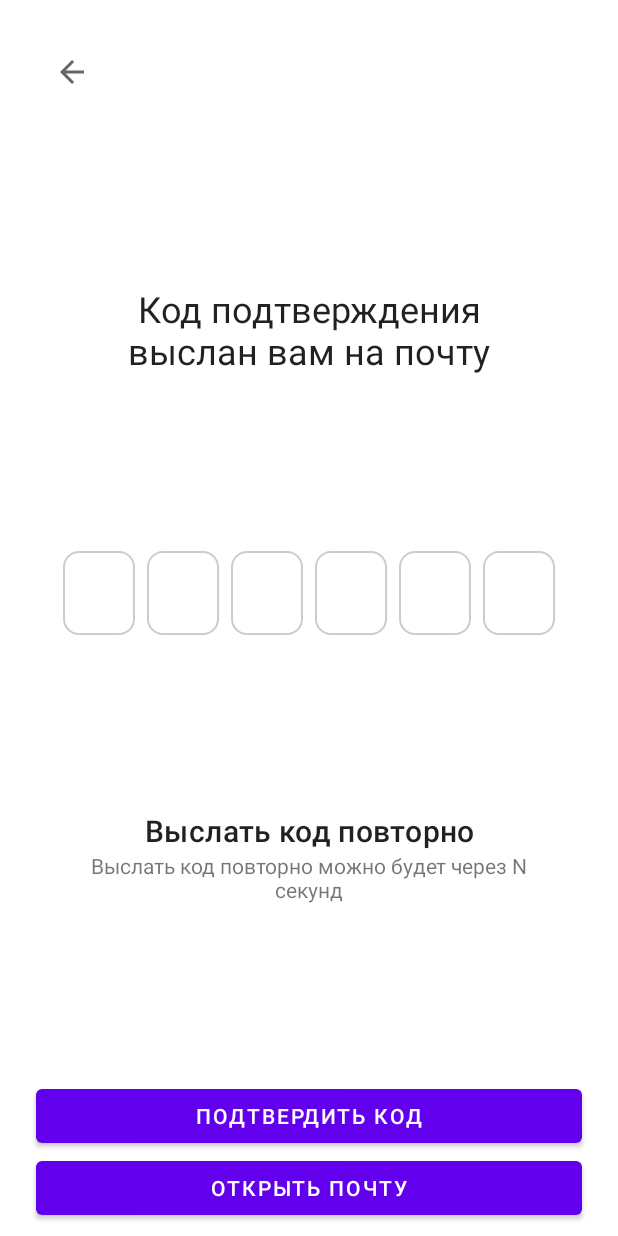
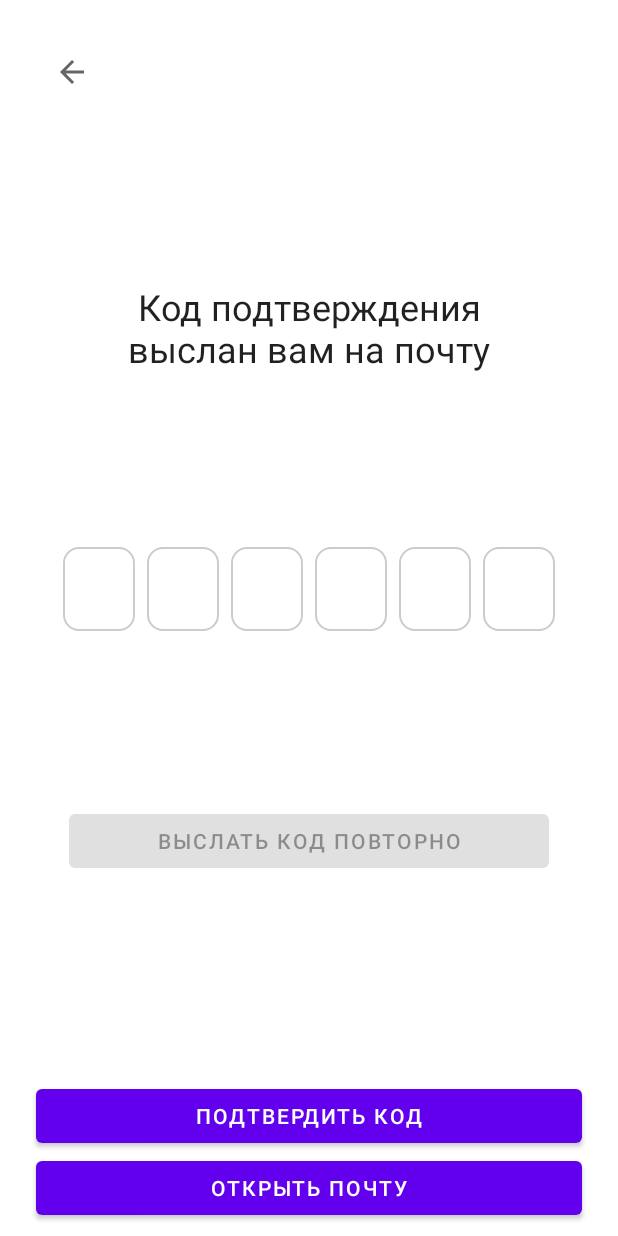
Before and after one commit to geaned/first-android-app, an Android app: the layout fragment_email_confirmation.xml on its own in the app's theme, with its tools: preview values and no code run, on a phone screen of 412 x 824 dp. Run offline under Robolectric (Android 15) with nearby library versions, the phone set to English and light mode, and no system bars.

Commit message:
Resend code timer implemented

```diff
--- a/app/src/main/java/com/georgiyangeni/firstandroidapp/ui/onboarding/OnboardingAdapterDelegates.kt
+++ b/app/src/main/java/com/georgiyangeni/firstandroidapp/ui/onboarding/OnboardingAdapterDelegates.kt
@@ -1,4 +1,4 @@
-package com.georgiyangeni.firstandroidapp
+package com.georgiyangeni.firstandroidapp.ui.onboarding
 
 import com.georgiyangeni.firstandroidapp.databinding.ItemOnboardingTextBinding
 import com.hannesdorfmann.adapterdelegates4.dsl.adapterDelegateViewBinding
--- a/app/src/main/java/com/georgiyangeni/firstandroidapp/ui/onboarding/OnboardingFragment.kt
+++ b/app/src/main/java/com/georgiyangeni/firstandroidapp/ui/onboarding/OnboardingFragment.kt
@@ -2,9 +2,6 @@ package com.georgiyangeni.firstandroidapp.ui.onboarding
 
 import android.app.Activity
 import android.os.Bundle
-import android.util.Log
-import android.view.DragEvent
-import android.view.MotionEvent
 import android.view.View
 import androidx.fragment.app.Fragment
 import androidx.navigation.fragment.findNavController
@@ -14,7 +11,7 @@ import androidx.viewpager2.widget.ViewPager2
 import by.kirich1409.viewbindingdelegate.viewBinding
 import com.georgiyangeni.firstandroidapp.R
 import com.georgiyangeni.firstandroidapp.databinding.FragmentOnboardingBinding
-import com.georgiyangeni.firstandroidapp.onboardingTextAdapterDelegate
+import com.georgiyangeni.firstandroidapp.ui.onboarding.onboardingTextAdapterDelegate
 import com.google.android.exoplayer2.ExoPlayer
 import com.google.android.exoplayer2.MediaItem
 import com.google.android.exoplayer2.Player
@@ -25,7 +22,6 @@ import com.hannesdorfmann.adapterdelegates4.ListDelegationAdapter
 import dev.chrisbanes.insetter.applyInsetter
 import timber.log.Timber
 import java.util.*
-import kotlin.concurrent.timer
 
 class OnboardingFragment : Fragment(R.layout.fragment_onboarding) {
 
--- a/app/src/main/java/com/georgiyangeni/firstandroidapp/ui/signup/SignUpFragment.kt
+++ b/app/src/main/java/com/georgiyangeni/firstandroidapp/ui/signup/SignUpFragment.kt
@@ -34,8 +34,10 @@ import kotlinx.coroutines.flow.collect
 
 @AndroidEntryPoint
 class SignUpFragment : BaseFragment(R.layout.fragment_sign_up) {
+
+    private val viewBinding by viewBinding(FragmentSignUpBinding::bind)
+
     private val viewModel: SignUpViewModel by viewModels()
-    private val viewBinding by viewBinding(FragmentSignUpBinding::bind)
 
     override fun onCreate(savedInstanceState: Bundle?) {
         super.onCreate(savedInstanceState)
--- a/app/src/main/res/layout/fragment_email_confirmation.xml
+++ b/app/src/main/res/layout/fragment_email_confirmation.xml
@@ -46,13 +46,12 @@
         app:layout_constraintTop_toBottomOf="@id/codeVerificationTextBlock"
         app:layout_constraintBottom_toTopOf="@id/emailConfirmationButtons">
 
-        <TextView
-            android:id="@+id/resendConfirmationCodeLink"
+        <Button
+            android:id="@+id/resendConfirmationCodeLinkButton"
             android:layout_width="320dp"
             android:layout_height="wrap_content"
             android:text="@string/resend_confirmation_code_template"
-            android:textAlignment="center"
-            android:textAppearance="@style/TextAppearance.MaterialComponents.Headline6"
+            android:enabled="false"
             app:layout_constraintStart_toStartOf="parent"
             app:layout_constraintEnd_toEndOf="parent"
             app:layout_constraintTop_toTopOf="parent"
@@ -62,11 +61,10 @@
             android:id="@+id/resendConfirmationCodeTimer"
             android:layout_width="320dp"
             android:layout_height="wrap_content"
-            android:text="@string/resend_confirmation_code_timer_template"
             android:textAlignment="center"
             app:layout_constraintStart_toStartOf="parent"
             app:layout_constraintEnd_toEndOf="parent"
-            app:layout_constraintTop_toBottomOf="@id/resendConfirmationCodeLink"
+            app:layout_constraintTop_toBottomOf="@id/resendConfirmationCodeLinkButton"
             app:layout_constraintBottom_toBottomOf="parent" />
 
     </androidx.constraintlayout.widget.ConstraintLayout>
--- /dev/null
+++ b/app/src/main/res/values/integers.xml
@@ -0,0 +1,4 @@
+<?xml version="1.0" encoding="utf-8"?>
+<resources>
+    <integer name="resend_confirmation_code_time_span">15</integer>
+</resources>
--- a/app/src/main/res/values/strings.xml
+++ b/app/src/main/res/values/strings.xml
@@ -35,4 +35,5 @@
     <string name="profile_logout_button_text">Выйти</string>
     <string name="logout_error_message">Что-то пошло не так</string>
     <string name="common_counter_prefix">+%1$d</string>
+    <string name="confirmation_code_timer_template">"Выслать код повторно можно будет через %1$d секунд"</string>
 </resources>
```
Also changed, not shown: app/src/main/java/com/georgiyangeni/firstandroidapp/ui/emailconfirmation/EmailConfirmationFragment.kt (+29 -0 lines).
